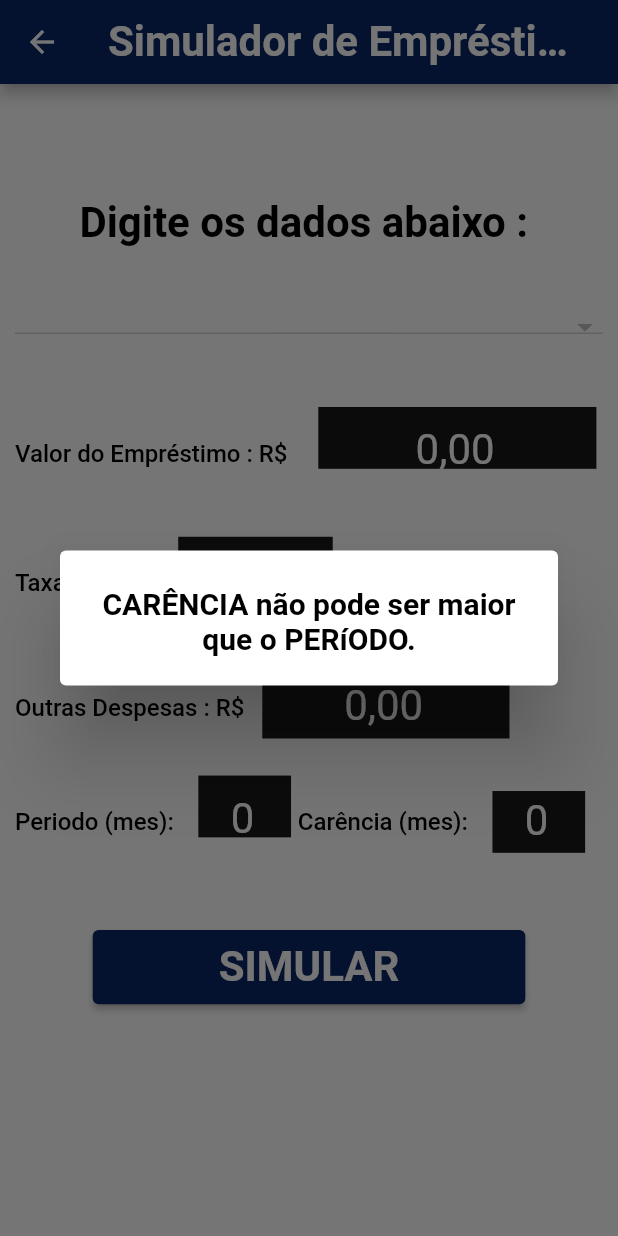
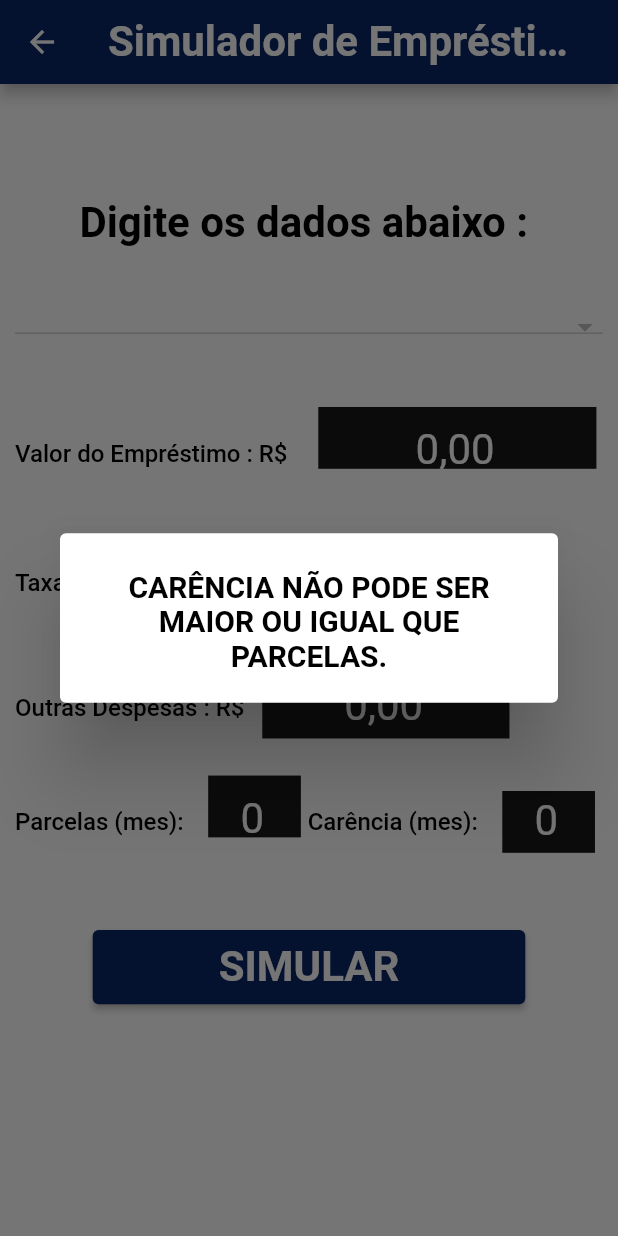
Before and after one commit to vmendesneto/calculadora_capital, a Flutter app: the SimulatorScreen screen opened directly, after a tap on "SIMULAR", on a phone screen of 412 x 824 dp. Run offline on Flutter 3.47's test engine with Material 2 defaults, Android fonts, the phone set to English and light mode, and no system bars; our stand-ins replace extended_masked_text, flutter_riverpod, pdf, share_plus, shared_preferences; accounts and stored records are empty; network calls fail; Roboto replaces fonts that are missing (FuturaPTBold.otf, FuturaPTMedium.otf).

Commit message:
Changes finish.

```diff
--- a/lib/main.dart
+++ b/lib/main.dart
@@ -5,6 +5,8 @@ import 'package:calculadora_capital/views/home.dart';
 import 'package:flutter/material.dart';
 import 'package:shared_preferences/shared_preferences.dart';
 import 'package:flutter_riverpod/flutter_riverpod.dart';
+
+import 'src/ calculation/iof_value.dart';
 
 late SharedPreferences? prefs;
 
@@ -36,5 +38,6 @@ class MyApp extends ConsumerWidget {
       },
       home: const HomePage(),
     );
+
   }
 }
--- a/lib/src/ calculation/iof_value.dart
+++ b/lib/src/ calculation/iof_value.dart
@@ -1,8 +1,9 @@
 import '../controller/state_view.dart';
 
 class Iof {
-  num iofValue = 0.000041;
+   num iofValue = 0.000041;
   num iofAdcValue = 0.0038;
 
   num periodoIof = variables.periodo >= 12 ? 365 : variables.periodo * 30;
+
 }
--- a/lib/views/simulator_screen.dart
+++ b/lib/views/simulator_screen.dart
@@ -35,23 +35,31 @@ class SimulatorScreenState extends ConsumerState<SimulatorScreen> {
     final encargoPriceState = ref.read(priceProvider);
     final apiState = ref.read(apiProvider);
 
+
     final controller = MoneyMaskedTextController(
         decimalSeparator: ",",
         thousandSeparator: ".",
-        initialValue: double.parse(variables.emp.toStringAsFixed(2)));
+        initialValue: double.parse(variables.emp.toStringAsFixed(2))
+    );
     final conttx = MoneyMaskedTextController(
         decimalSeparator: ".",
         thousandSeparator: "",
-        initialValue: double.parse(variables.tx.toStringAsFixed(4)));
+        initialValue: double.parse(variables.tx.toStringAsFixed(4))
+      );
 
     final conttar = MoneyMaskedTextController(
         decimalSeparator: ",",
         thousandSeparator: ".",
-        initialValue: double.parse(variables.tarifa.toStringAsFixed(2)));
+        initialValue: double.parse(variables.tarifa.toStringAsFixed(2))
+        );
 
-    final contper = TextEditingController(text: variables.periodo.toString());
+    final contper = TextEditingController(
+        text: variables.periodo.toString()
+    );
 
-    final contcar = TextEditingController(text: variables.carencia.toString());
+    final contcar = TextEditingController(
+        text: variables.carencia.toString()
+    );
 
     return Scaffold(
         backgroundColor: state.primaryColor,
@@ -101,6 +109,7 @@ class SimulatorScreenState extends ConsumerState<SimulatorScreen> {
                                                       state.textTheme.headline5,
                                                 ));
                                           }).toList(),
+                                          autofocus: true,
                                           isExpanded: true,
                                           onChanged:
                                               (String? novoItemSelecionado) {
@@ -170,11 +179,27 @@ class SimulatorScreenState extends ConsumerState<SimulatorScreen> {
                                                 LengthLimitingTextInputFormatter(
                                                     10)
                                               ],
+                                              onChanged: (value){
+                                                variables.dado = num.parse(
+                                                    value
+                                                        .replaceAll(r'.', "")
+                                                        .replaceAll(
+                                                        r',', '.'));
+                                                variables.emp = num.parse(
+                                                    value
+                                                        .replaceAll(r'.', "")
+                                                        .replaceAll(
+                                                        r',', '.'));
+                                                variables.origin = num.parse(
+                                                    value
+                                                        .replaceAll(r'.', "")
+                                                        .replaceAll(
+                                                        r',', '.'));
+                                                },
                                               keyboardType:
                                                   TextInputType.number,
                                               cursorColor: state.primaryColor,
                                               textAlign: TextAlign.center,
-                                              //autofocus: true,
                                               controller: controller,
                                             ),
                                           ),
@@ -237,11 +262,14 @@ class SimulatorScreenState extends ConsumerState<SimulatorScreen> {
                                                   LengthLimitingTextInputFormatter(
                                                       5)
                                                 ],
+                                                onChanged: (value){
+                                                  variables.taxa = num.parse(value);
+                                                  variables.tx = double.parse(value);
+                                                },
                                                 keyboardType:
                                                     TextInputType.number,
                                                 cursorColor: state.primaryColor,
                                                 textAlign: TextAlign.center,
-                                                // autofocus: true,
                                                 controller: conttx,
                                               ))),
                                     ]),
@@ -277,7 +305,6 @@ class SimulatorScreenState extends ConsumerState<SimulatorScreen> {
                                           keyboardType: TextInputType.number,
                                           cursorColor: state.primaryColor,
                                           textAlign: TextAlign.center,
-                                          // autofocus: true,
                                           controller: conttar,
                                         )),
                                   ]),
@@ -285,7 +312,7 @@ class SimulatorScreenState extends ConsumerState<SimulatorScreen> {
                                     height: _height * 0.03,
                                   ),
                                   Row(children: [
-                                    Text("Periodo (mes): ",
+                                    Text("Parcelas (mes): ",
                                         style: state.textTheme.headline4),
                                     SizedBox(width: _width * 0.03),
                                     Stack(
@@ -309,7 +336,7 @@ class SimulatorScreenState extends ConsumerState<SimulatorScreen> {
                                                   validator: (value) {
                                                     if (value == null ||
                                                         value.isEmpty) {
-                                                      return "Periodo";
+                                                      return "Parcelas";
                                                     }
                                                     return null;
                                                   },
@@ -338,12 +365,14 @@ class SimulatorScreenState extends ConsumerState<SimulatorScreen> {
                                                     LengthLimitingTextInputFormatter(
                                                         3)
                                                   ],
+                                                  onChanged: (value){
+                                                    variables.periodo =
+                                                        num.parse(value);},
                                                   keyboardType:
                                                       TextInputType.number,
                                                   cursorColor:
                                                       state.primaryColor,
                                                   textAlign: TextAlign.center,
-                                                  //autofocus: true,
                                                   controller: contper,
                                                 )))
                                       ],
@@ -378,7 +407,6 @@ class SimulatorScreenState extends ConsumerState<SimulatorScreen> {
                                                   TextInputType.number,
                                               cursorColor: state.primaryColor,
                                               textAlign: TextAlign.center,
-                                              // autofocus: true,
                                               controller: contcar,
                                             ))),
                                   ]),
@@ -400,6 +428,12 @@ class SimulatorScreenState extends ConsumerState<SimulatorScreen> {
                                                   style:
                                                       state.textTheme.caption),
                                               onPressed: () {
+                                                // if(variables.itemSelecionado == 'Select Bank'){
+                                                //   showAlertDialog2(
+                                                //       context,
+                                                //       state,
+                                                //       viewStateController);
+                                                // }else{
                                                 if (_formKey.currentState!
                                                     .validate()) {
                                                   FocusScope.of(context)
@@ -413,26 +447,8 @@ class SimulatorScreenState extends ConsumerState<SimulatorScreen> {
                                                   variables.total = 0;
                                                   variables.dataList = [];
                                                   variables.taxa =
-                                                      num.parse(conttx.text);
-                                                  variables.tx =
-                                                      double.parse(conttx.text);
-                                                  variables.taxa =
                                                       variables.taxa / 100;
-                                                  variables.dado = num.parse(
-                                                      controller.text
-                                                          .replaceAll(r'.', "")
-                                                          .replaceAll(
-                                                              r',', '.'));
-                                                  variables.origin = num.parse(
-                                                      controller.text
-                                                          .replaceAll(r'.', "")
-                                                          .replaceAll(
-                                                              r',', '.'));
-                                                  variables.emp = num.parse(
-                                                      controller.text
-                                                          .replaceAll(r'.', "")
-                                                          .replaceAll(
-                                                              r',', '.'));
+
                                                   variables.tarifa = conttar
                                                               .text ==
                                                           ""
@@ -441,11 +457,9 @@ class SimulatorScreenState extends ConsumerState<SimulatorScreen> {
                                                           .replaceAll(r'.', "")
                                                           .replaceAll(
                                                               r',', '.'));
-                                                  variables.periodo =
-                                                      num.parse(contper.text);
-
                                                   if (variables.carencia <
                                                       variables.periodo) {
+
                                                     variables.iof = (variables
                                                                 .dado! *
                                                             Iof().iofValue) *
@@ -591,17 +605,37 @@ class SimulatorScreenState extends ConsumerState<SimulatorScreen> {
             backgroundColor: state.primaryColor,
             title: Center(
                 child: Text(
-              "CARÊNCIA não pode ser maior que o PERíODO.",
+              "CARÊNCIA NÃO PODE SER MAIOR OU IGUAL QUE PARCELAS.",
               textAlign: TextAlign.center,
               style: state.textTheme.subtitle2,
             )),
           );
         });
 
-    await Future.delayed(const Duration(seconds: 5));
+    await Future.delayed(const Duration(seconds: 4));
     viewStateController.Reset(variables);
     Navigator.pop(context);
   }
+  // showAlertDialog2(BuildContext context, state, viewStateController) async {
+  //   showDialog(
+  //       context: context,
+  //       barrierDismissible: false,
+  //       builder: (BuildContext context) {
+  //         return AlertDialog(
+  //           backgroundColor: state.primaryColor,
+  //           title: Center(
+  //               child: Text(
+  //                 "Selecione um Banco",
+  //                 textAlign: TextAlign.center,
+  //                 style: state.textTheme.subtitle2,
+  //               )),
+  //         );
+  //       });
+  //
+  //   await Future.delayed(const Duration(seconds: 3));
+  //  // viewStateController.Reset(variables);
+  //   Navigator.pop(context);
+  // }
 
   void _dropDownItemSelected(String novoItem) {
     // setState(() {
```
Also changed, not shown: lib/views/config_screen.dart (added, +154 -0 lines), lib/views/detail_screen.dart (+14 -7 lines), lib/views/home.dart (+21 -6 lines), lib/consts/dialog_theme.dart (renamed from lib/widgets/dialog_theme.dart), 27 other files.
